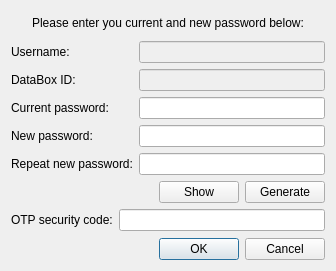
psakar/datovka, file src/gui/ui/dlg_change_pwd.ui: the form before one commit.
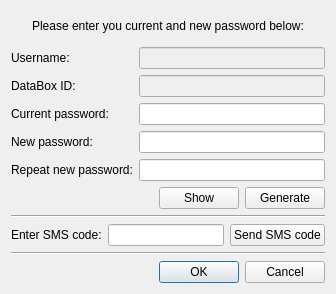
The form after the commit. Icons and pictures are not drawn.

Commit message: Change password - new dialog layout and fixed OTP (issue #161)

```diff
--- a/src/gui/ui/dlg_change_pwd.ui
+++ b/src/gui/ui/dlg_change_pwd.ui
@@ -7,7 +7,7 @@
     <x>0</x>
     <y>0</y>
     <width>336</width>
-    <height>271</height>
+    <height>294</height>
    </rect>
   </property>
   <property name="sizePolicy">
@@ -171,19 +171,47 @@
     </layout>
    </item>
    <item>
-    <layout class="QFormLayout" name="formLayout_2">
-     <item row="0" column="0">
-      <widget class="QLabel" name="label_7">
+    <widget class="Line" name="line">
+     <property name="orientation">
+      <enum>Qt::Horizontal</enum>
+     </property>
+    </widget>
+   </item>
+   <item>
+    <layout class="QHBoxLayout" name="horizontalLayout_2">
+     <item>
+      <widget class="QLabel" name="otpLabel">
        <property name="text">
-        <string>OTP security code:</string>
+        <string>Enter SMS code:</string>
        </property>
       </widget>
      </item>
-     <item row="0" column="1">
-      <widget class="QLineEdit" name="secCodeLineEdit"/>
+     <item>
+      <widget class="QLineEdit" name="secCodeLineEdit">
+       <property name="toolTip">
+        <string>Enter SMS or security code</string>
+       </property>
+      </widget>
+     </item>
+     <item>
+      <widget class="QPushButton" name="smsPushButton">
+       <property name="toolTip">
+        <string>Send SMS security code.</string>
+       </property>
+       <property name="text">
+        <string>Send SMS code</string>
+       </property>
+      </widget>
      </item>
     </layout>
    </item>
+   <item>
+    <widget class="Line" name="line_2">
+     <property name="orientation">
+      <enum>Qt::Horizontal</enum>
+     </property>
+    </widget>
+   </item>
    <item>
     <widget class="QDialogButtonBox" name="buttonBox">
      <property name="orientation">
```
The commit also changes 2 other files.
